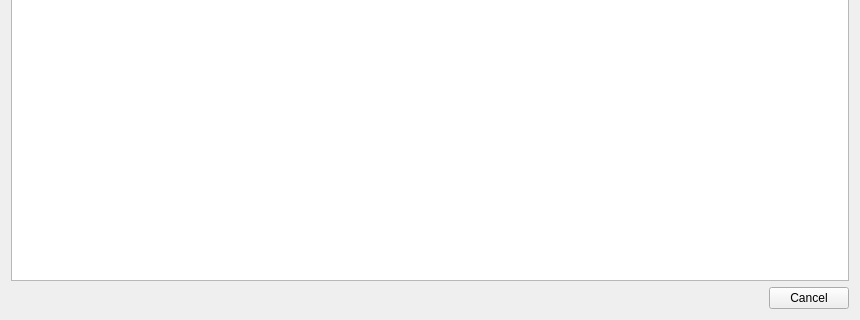
Above: src/statsyncing/ui/MatchedTracksPage.ui from KDE/amarok before the change; both pictures show x 0 to 860 and y 180 to 500 of the 860 by 500 pixel window. Below: the same form after it.
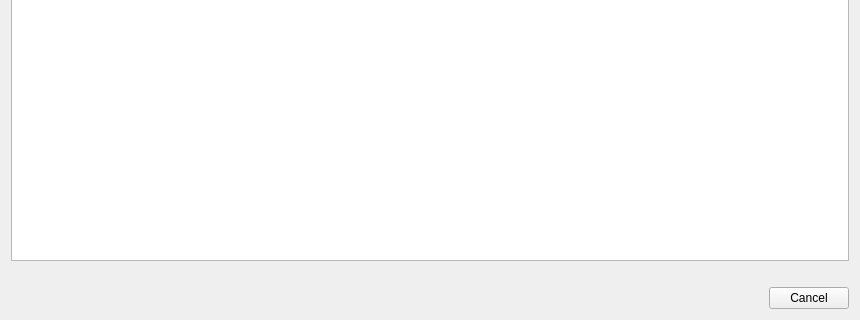
That is the form after the change. Custom widgets are drawn as their Qt base class.

Commit message: StatSyncing: Status bar line in MatchedTracksPage

```diff
--- a/src/statsyncing/ui/MatchedTracksPage.ui
+++ b/src/statsyncing/ui/MatchedTracksPage.ui
@@ -99,6 +99,13 @@
      </property>
     </widget>
    </item>
+   <item>
+    <widget class="QLabel" name="statusBar">
+     <property name="alignment">
+      <set>Qt::AlignRight|Qt::AlignTrailing|Qt::AlignVCenter</set>
+     </property>
+    </widget>
+   </item>
    <item>
     <widget class="KDialogButtonBox" name="buttonBox">
      <property name="standardButtons">
```
The commit also changes 2 other files.
